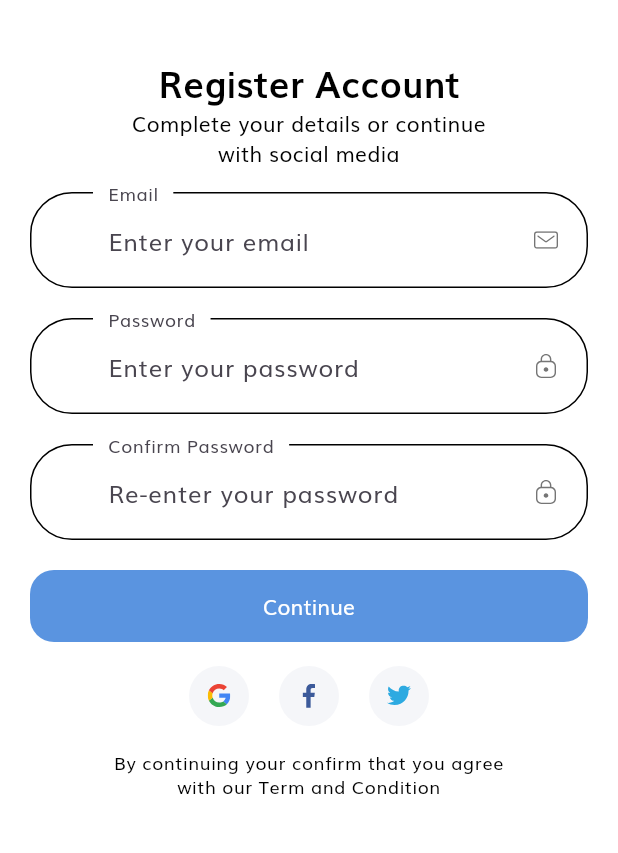
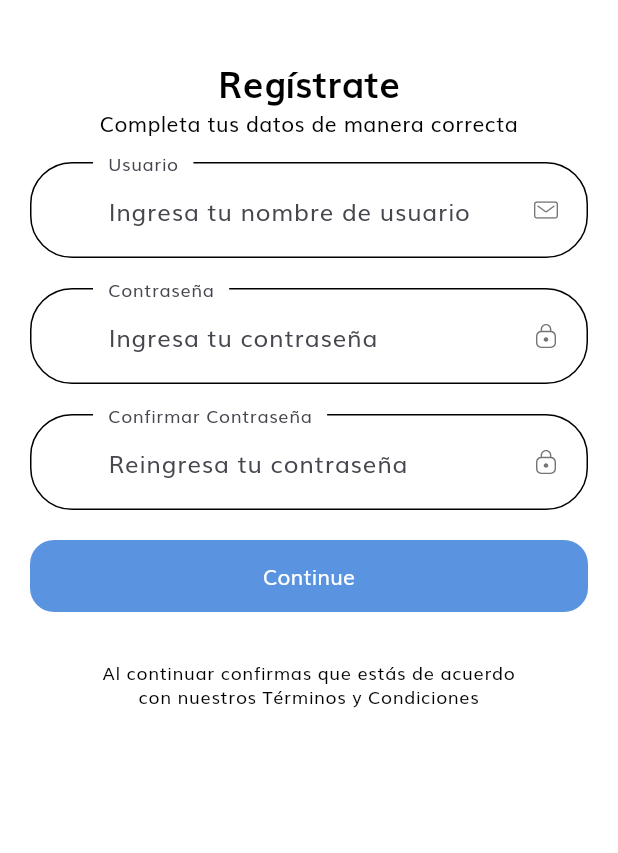
Before and after one commit to HenrryDG/Proyecto3_SalamandraLabs_Movil, a Flutter app: the SignUpScreen screen opened by its route, on a phone screen of 412 x 824 dp, the part 54-907 px from its top. Run offline on Flutter 3.47's test engine with Material 3 defaults, Android fonts, the phone set to English and light mode, and no system bars; our stand-ins replace flutter_svg.

```diff
--- a/lib/screens/complete_profile/complete_profile_screen.dart
+++ b/lib/screens/complete_profile/complete_profile_screen.dart
@@ -22,16 +22,16 @@ class CompleteProfileScreen extends StatelessWidget {
               child: Column(
                 children: [
                   const SizedBox(height: 16),
-                  const Text("Complete Profile", style: headingStyle),
+                  const Text("Completar Perfil", style: headingStyle),
                   const Text(
-                    "Complete your details or continue  \nwith social media",
+                    "Completa tus datos de manera correcta",
                     textAlign: TextAlign.center,
                   ),
                   const SizedBox(height: 16),
                   const CompleteProfileForm(),
                   const SizedBox(height: 30),
                   Text(
-                    "By continuing your confirm that you agree \nwith our Term and Condition",
+                    "Al continuar confirmas que estás de acuerdo \ncon nuestros Términos y Condiciones",
                     textAlign: TextAlign.center,
                     style: Theme.of(context).textTheme.bodySmall,
                   ),
--- a/lib/screens/complete_profile/components/complete_profile_form.dart
+++ b/lib/screens/complete_profile/components/complete_profile_form.dart
@@ -58,8 +58,8 @@ class _CompleteProfileFormState extends State<CompleteProfileForm> {
               return null;
             },
             decoration: const InputDecoration(
-              labelText: "First Name",
-              hintText: "Enter your first name",
+              labelText: "Nombre",
+              hintText: "Ingresa tu nombre",
               // If  you are using latest version of flutter then lable text and hint text shown like this
               // if you r using flutter less then 1.20.* then maybe this is not working properly
               floatingLabelBehavior: FloatingLabelBehavior.always,
@@ -70,8 +70,8 @@ class _CompleteProfileFormState extends State<CompleteProfileForm> {
           TextFormField(
             onSaved: (newValue) => lastName = newValue,
             decoration: const InputDecoration(
-              labelText: "Last Name",
-              hintText: "Enter your last name",
+              labelText: "Apellido Paterno",
+              hintText: "Ingresa tu apellido paterno",
               // If  you are using latest version of flutter then lable text and hint text shown like this
               // if you r using flutter less then 1.20.* then maybe this is not working properly
               floatingLabelBehavior: FloatingLabelBehavior.always,
@@ -96,8 +96,8 @@ class _CompleteProfileFormState extends State<CompleteProfileForm> {
               return null;
             },
             decoration: const InputDecoration(
-              labelText: "Phone Number",
-              hintText: "Enter your phone number",
+              labelText: "Número de Teléfono",
+              hintText: "Ingresa tu número de teléfono",
               // If  you are using latest version of flutter then lable text and hint text shown like this
               // if you r using flutter less then 1.20.* then maybe this is not working properly
               floatingLabelBehavior: FloatingLabelBehavior.always,
@@ -121,8 +121,8 @@ class _CompleteProfileFormState extends State<CompleteProfileForm> {
               return null;
             },
             decoration: const InputDecoration(
-              labelText: "Address",
-              hintText: "Enter your address",
+              labelText: "Dirección",
+              hintText: "Ingresa tu dirección",
               // If  you are using latest version of flutter then lable text and hint text shown like this
               // if you r using flutter less then 1.20.* then maybe this is not working properly
               floatingLabelBehavior: FloatingLabelBehavior.always,
@@ -138,7 +138,7 @@ class _CompleteProfileFormState extends State<CompleteProfileForm> {
                 Navigator.pushNamed(context, OtpScreen.routeName);
               }
             },
-            child: const Text("Continue"),
+            child: const Text("Continuar"),
           ),
         ],
       ),
--- a/lib/screens/sign_up/components/sign_up_form.dart
+++ b/lib/screens/sign_up/components/sign_up_form.dart
@@ -64,8 +64,8 @@ class _SignUpFormState extends State<SignUpForm> {
               return null;
             },
             decoration: const InputDecoration(
-              labelText: "Email",
-              hintText: "Enter your email",
+              labelText: "Usuario",
+              hintText: "Ingresa tu nombre de usuario",
               // If  you are using latest version of flutter then lable text and hint text shown like this
               // if you r using flutter less then 1.20.* then maybe this is not working properly
               floatingLabelBehavior: FloatingLabelBehavior.always,
@@ -95,8 +95,8 @@ class _SignUpFormState extends State<SignUpForm> {
               return null;
             },
             decoration: const InputDecoration(
-              labelText: "Password",
-              hintText: "Enter your password",
+              labelText: "Contraseña",
+              hintText: "Ingresa tu contraseña",
               // If  you are using latest version of flutter then lable text and hint text shown like this
               // if you r using flutter less then 1.20.* then maybe this is not working properly
               floatingLabelBehavior: FloatingLabelBehavior.always,
@@ -126,8 +126,8 @@ class _SignUpFormState extends State<SignUpForm> {
               return null;
             },
             decoration: const InputDecoration(
-              labelText: "Confirm Password",
-              hintText: "Re-enter your password",
+              labelText: "Confirmar Contraseña",
+              hintText: "Reingresa tu contraseña",
               // If  you are using latest version of flutter then lable text and hint text shown like this
               // if you r using flutter less then 1.20.* then maybe this is not working properly
               floatingLabelBehavior: FloatingLabelBehavior.always,
--- a/lib/screens/sign_up/sign_up_screen.dart
+++ b/lib/screens/sign_up/sign_up_screen.dart
@@ -1,6 +1,4 @@
 import 'package:flutter/material.dart';
-
-import '../../components/socal_card.dart';
 import '../../constants.dart';
 import 'components/sign_up_form.dart';
 
@@ -23,34 +21,17 @@ class SignUpScreen extends StatelessWidget {
               child: Column(
                 children: [
                   const SizedBox(height: 16),
-                  const Text("Register Account", style: headingStyle),
+                  const Text("Regístrate", style: headingStyle),
                   const Text(
-                    "Complete your details or continue \nwith social media",
+                    "Completa tus datos de manera correcta",
                     textAlign: TextAlign.center,
                   ),
                   const SizedBox(height: 16),
                   const SignUpForm(),
                   const SizedBox(height: 16),
-                  Row(
-                    mainAxisAlignment: MainAxisAlignment.center,
-                    children: [
-                      SocalCard(
-                        icon: "assets/icons/google-icon.svg",
-                        press: () {},
-                      ),
-                      SocalCard(
-                        icon: "assets/icons/facebook-2.svg",
-                        press: () {},
-                      ),
-                      SocalCard(
-                        icon: "assets/icons/twitter.svg",
-                        press: () {},
-                      ),
-                    ],
-                  ),
                   const SizedBox(height: 16),
                   Text(
-                    'By continuing your confirm that you agree \nwith our Term and Condition',
+                    'Al continuar confirmas que estás de acuerdo \ncon nuestros Términos y Condiciones',
                     textAlign: TextAlign.center,
                     style: Theme.of(context).textTheme.bodySmall,
                   )
--- a/pubspec.yaml
+++ b/pubspec.yaml
@@ -36,6 +36,7 @@ dependencies:
   cupertino_icons: ^1.0.2
   flutter_svg: ^2.0.9 # help us to use SVG in our app
   provider: ^6.1.1 # for State management
+  http: ^1.6.0
 
 dev_dependencies:
   flutter_test:
```
Also changed, not shown: lib/models/cliente.dart (added, +77 -0 lines), lib/services/api_service.dart (added, +34 -0 lines), pubspec.lock.
